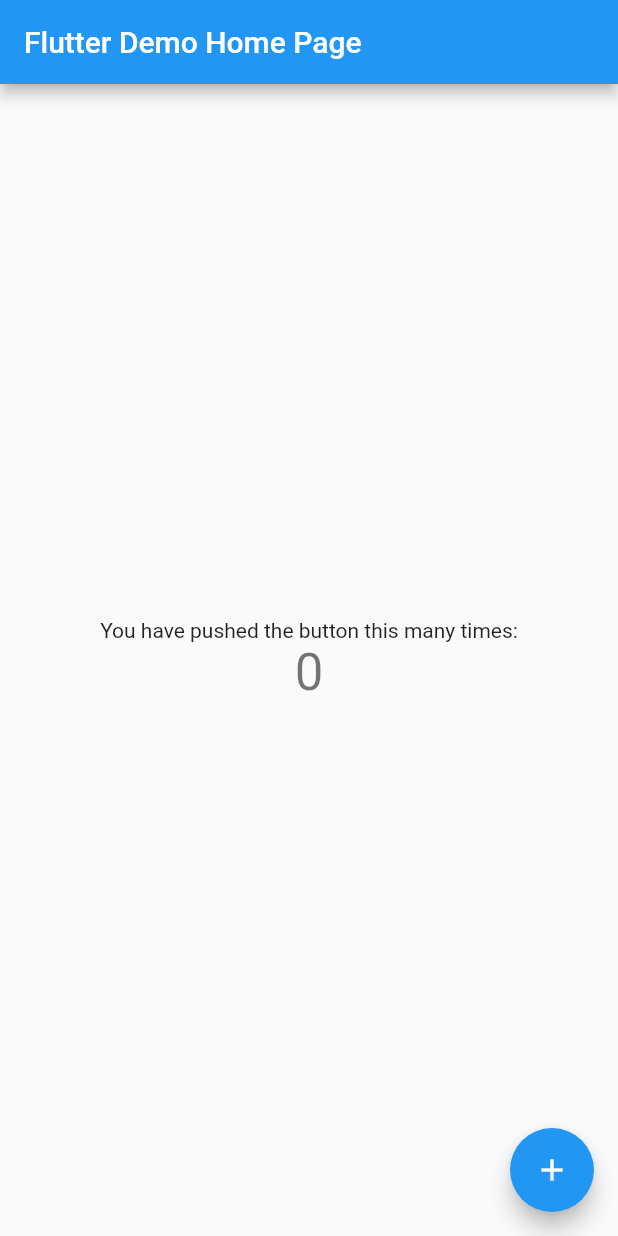
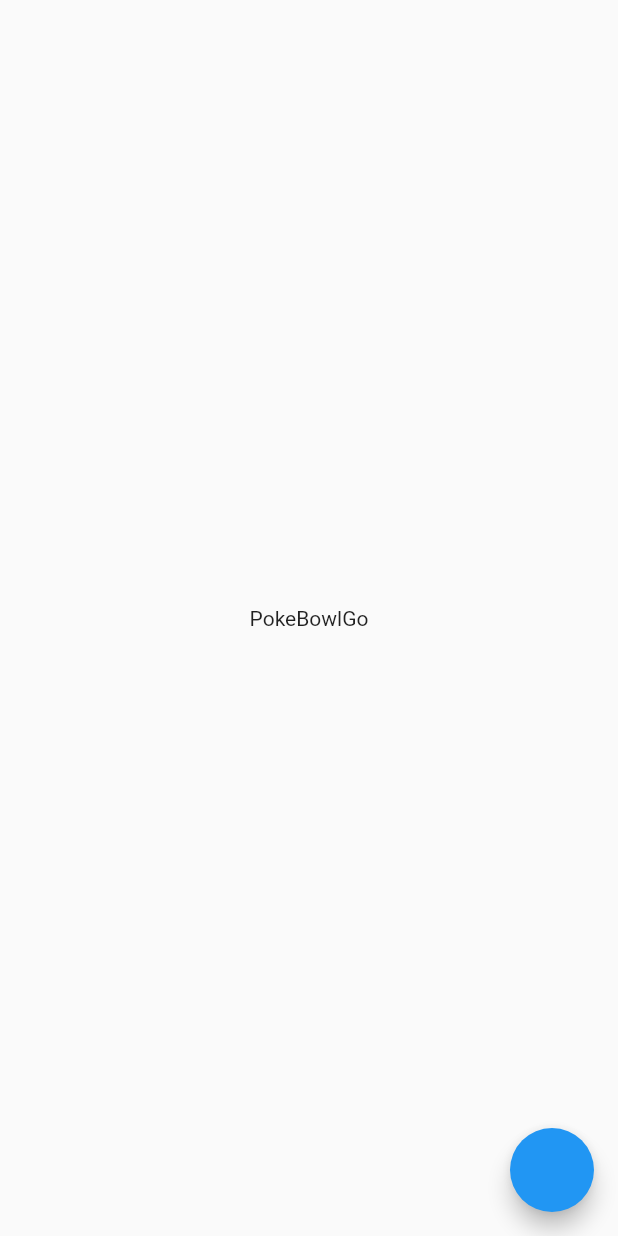
Before and after one commit to Luseres/PokebowlGo, a Flutter app: the screen it shows after launch, on a phone screen of 412 x 824 dp. Run offline on Flutter 3.47's test engine with Material 2 defaults, Android fonts, the phone set to English and light mode, and no system bars.

Commit message:
Homescreen + first choice screen
Changed homescreen, added button to go to the next screen.
Made a widget that can slide.
Added the next screen.

```diff
--- a/pokebowl/lib/main.dart
+++ b/pokebowl/lib/main.dart
@@ -1,4 +1,5 @@
 import 'package:flutter/material.dart';
+import 'package:pokebowl/firstChoice.dart';
 
 void main() {
   runApp(MyApp());
@@ -9,59 +10,25 @@ class MyApp extends StatelessWidget {
   @override
   Widget build(BuildContext context) {
     return MaterialApp(
-      title: 'Flutter Demo',
-      theme: ThemeData(
-        primarySwatch: Colors.blue,
-        visualDensity: VisualDensity.adaptivePlatformDensity,
-      ),
-      home: MyHomePage(title: 'Flutter Demo Home Page'),
+    home: new HomeScreen()
     );
   }
 }
 
-class MyHomePage extends StatefulWidget {
-  MyHomePage({Key key, this.title}) : super(key: key);
 
-  final String title;
-
-  @override
-  _MyHomePageState createState() => _MyHomePageState();
-}
-
-class _MyHomePageState extends State<MyHomePage> {
-  int _counter = 0;
-
-  void _incrementCounter() {
-    setState(() {
-      _counter++;
-    });
-  }
-
+class HomeScreen extends StatelessWidget {
   @override
   Widget build(BuildContext context) {
-    return Scaffold(
-      appBar: AppBar(
-        title: Text(widget.title),
-      ),
-      body: Center(
-        child: Column(
-          mainAxisAlignment: MainAxisAlignment.center,
-          children: <Widget>[
-            Text(
-              'You have pushed the button this many times:',
-            ),
-            Text(
-              '$_counter',
-              style: Theme.of(context).textTheme.headline4,
-            ),
-          ],
-        ),
-      ),
-      floatingActionButton: FloatingActionButton(
-        onPressed: _incrementCounter,
-        tooltip: 'Increment',
-        child: Icon(Icons.add),
-      ),
-    );
+    return new Scaffold(
+          body: Center(child: Text('PokeBowlGo')),
+          floatingActionButton: FloatingActionButton(
+              onPressed: () {
+                Navigator.push(
+                  context,
+                  MaterialPageRoute(builder: (context) => FirstChoice()),
+                );
+              }
+          ),
+        );
   }
 }
```
Also changed, not shown: pokebowl/lib/firstChoice.dart (added, +23 -0 lines), pokebowl/lib/scrollWidget.dart (added, +15 -0 lines), pokebowl/lib/infoScreen.dart (deleted).
